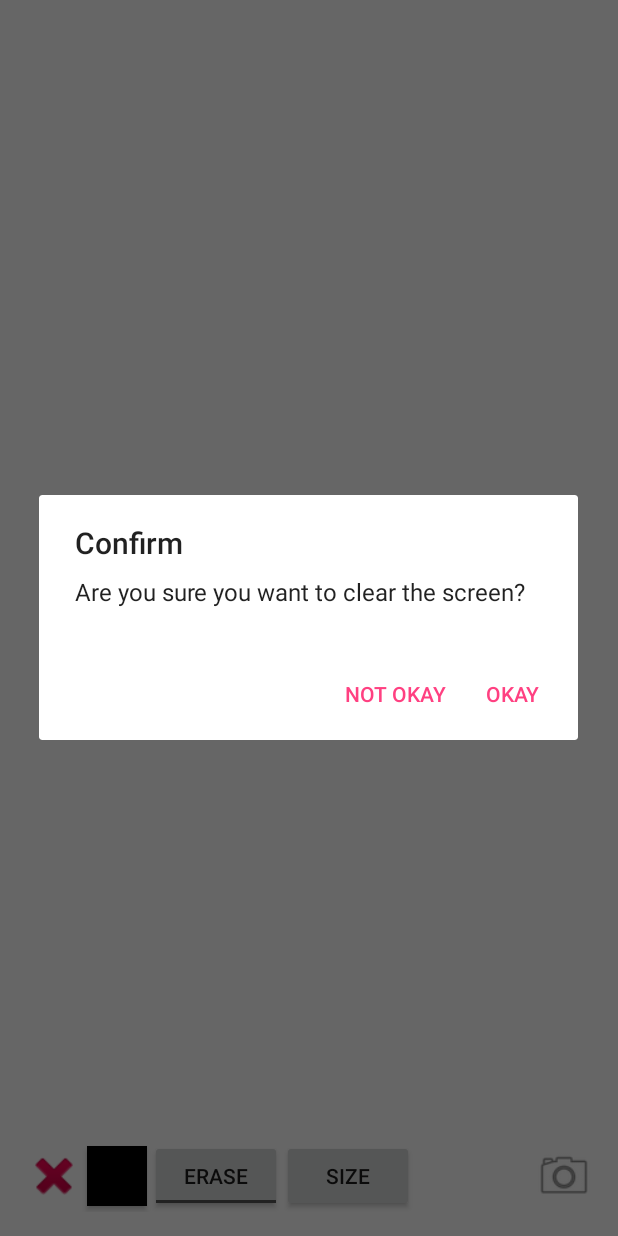
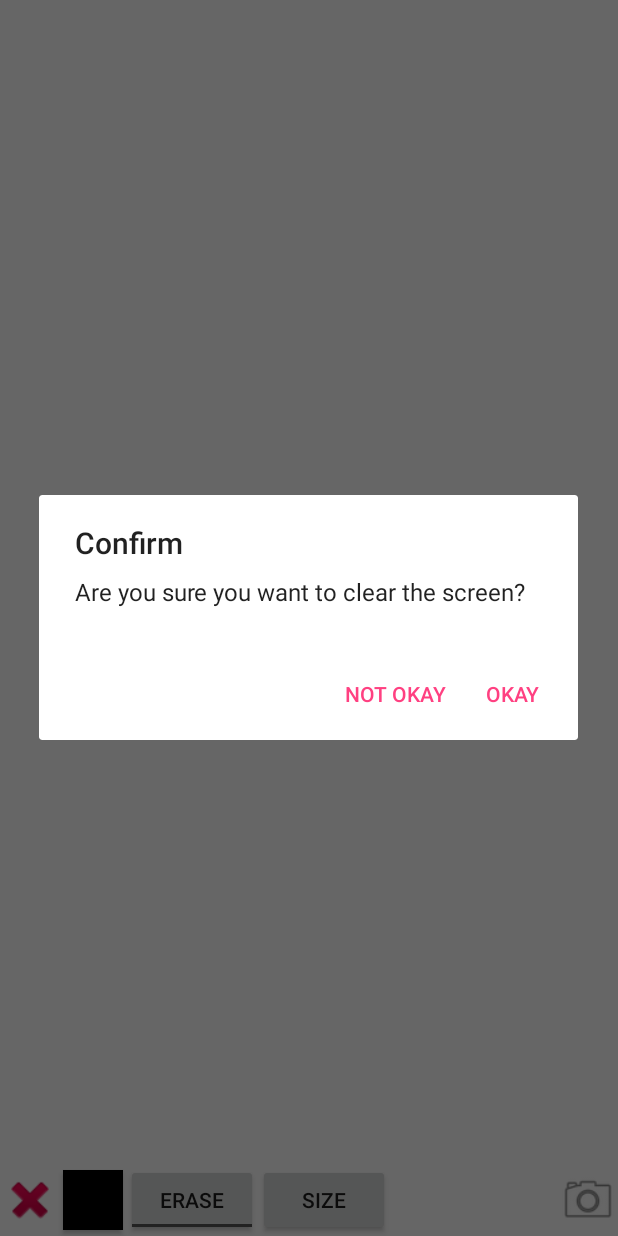
Before and after one commit to jlhuang1224/Sketchpad, an Android app: the screen it shows after launch (MainActivity), after a tap on an icon or button, on a phone screen of 412 x 824 dp. Run offline under Robolectric (Android 15) with nearby library versions, the phone set to English and light mode, and no system bars; libraries missing offline, so code that uses them is left out: com.pes.androidmaterialcolorpickerdialog; 1 statement that could not run was skipped.

Commit message:
Made a splash screen activity which very briefly shows the app icon and title when the app starts up I could make it stay on the screen longer with a Timer, but that's really just a waste of everyone's time

```diff
--- a/app/src/main/AndroidManifest.xml
+++ b/app/src/main/AndroidManifest.xml
@@ -11,7 +11,7 @@
         android:icon="@drawable/icon_sketchpad"
         android:label="@string/app_name"
         android:supportsRtl="true"
-        android:theme="@style/AppTheme">
+        android:theme="@style/SplashTheme">
         <activity android:name=".MainActivity">
             <intent-filter>
                 <action android:name="android.intent.action.MAIN" />
@@ -19,6 +19,7 @@
                 <category android:name="android.intent.category.LAUNCHER" />
             </intent-filter>
         </activity>
+        <activity android:name=".SplashActivity"></activity>
     </application>
 
 </manifest>
--- /dev/null
+++ b/app/src/main/res/drawable/background_splash.xml
@@ -0,0 +1,13 @@
+<?xml version="1.0" encoding="utf-8"?>
+<layer-list xmlns:android="http://schemas.android.com/apk/res/android">
+
+    <item
+        android:drawable="@color/materialcolorpicker__white"/>
+
+    <item>
+        <bitmap
+            android:gravity="center"
+            android:src="@drawable/splash_sketchpad"/>
+    </item>
+
+</layer-list>
--- a/app/src/main/res/layout/activity_main.xml
+++ b/app/src/main/res/layout/activity_main.xml
@@ -5,10 +5,6 @@
     android:id="@+id/activity_main"
     android:layout_width="match_parent"
     android:layout_height="match_parent"
-    android:paddingBottom="@dimen/activity_vertical_margin"
-    android:paddingLeft="@dimen/activity_horizontal_margin"
-    android:paddingRight="@dimen/activity_horizontal_margin"
-    android:paddingTop="@dimen/activity_vertical_margin"
     tools:context="homework.cisc.mlgdev.com.sketchpad.MainActivity"
     android:background="@android:color/white">
 
@@ -73,7 +69,8 @@
         android:layout_marginLeft="2dip"
         android:layout_marginRight="2dip"
         android:layout_centerHorizontal="false"
-        android:layout_centerVertical="false" />
+        android:layout_centerVertical="false"
+        android:background="@color/materialcolorpicker__blue" />
 
     <Button
         android:layout_width="wrap_content"
--- a/app/src/main/res/values/styles.xml
+++ b/app/src/main/res/values/styles.xml
@@ -12,6 +12,8 @@
         <item name="colorAccent">@color/colorAccent</item>
     </style>
 
-
+    <style name="SplashTheme" parent="AppTheme">
+        <item name="android:windowBackground">@drawable/background_splash</item>
+    </style>
 
 </resources>
```
Also changed, not shown: app/src/main/java/homework/cisc/mlgdev/com/sketchpad/SplashActivity.java (added, +17 -0 lines), app/src/main/res/drawable/icon_sketchpad.png, app/src/main/res/drawable/splash_sketchpad.png (added).
